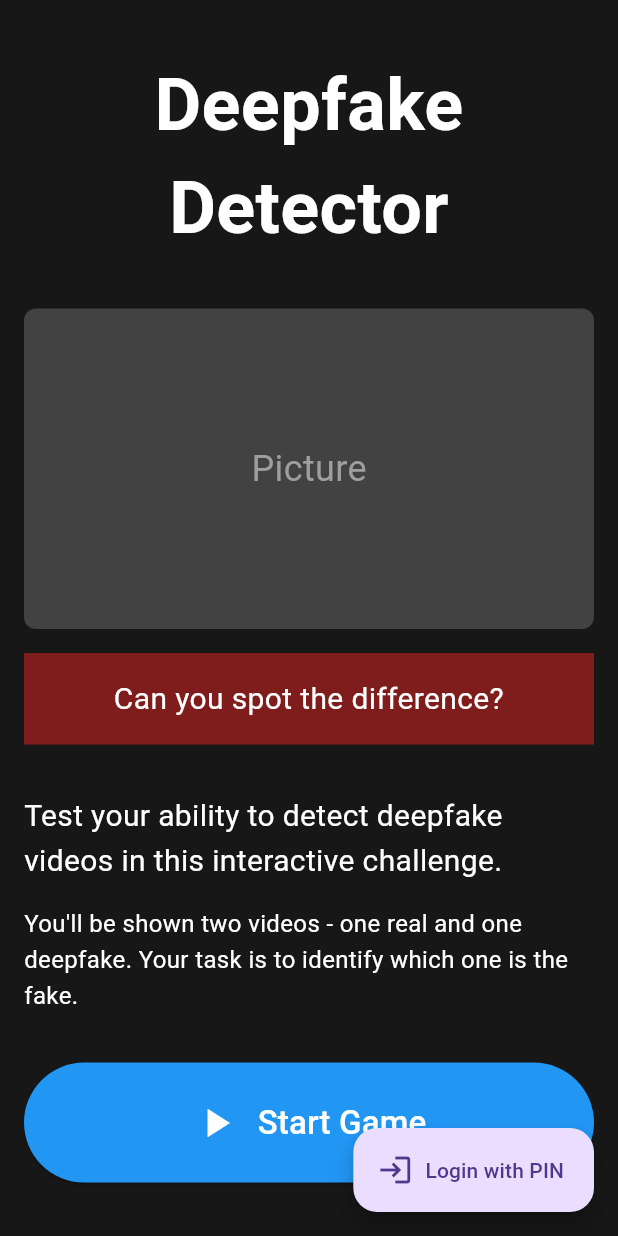
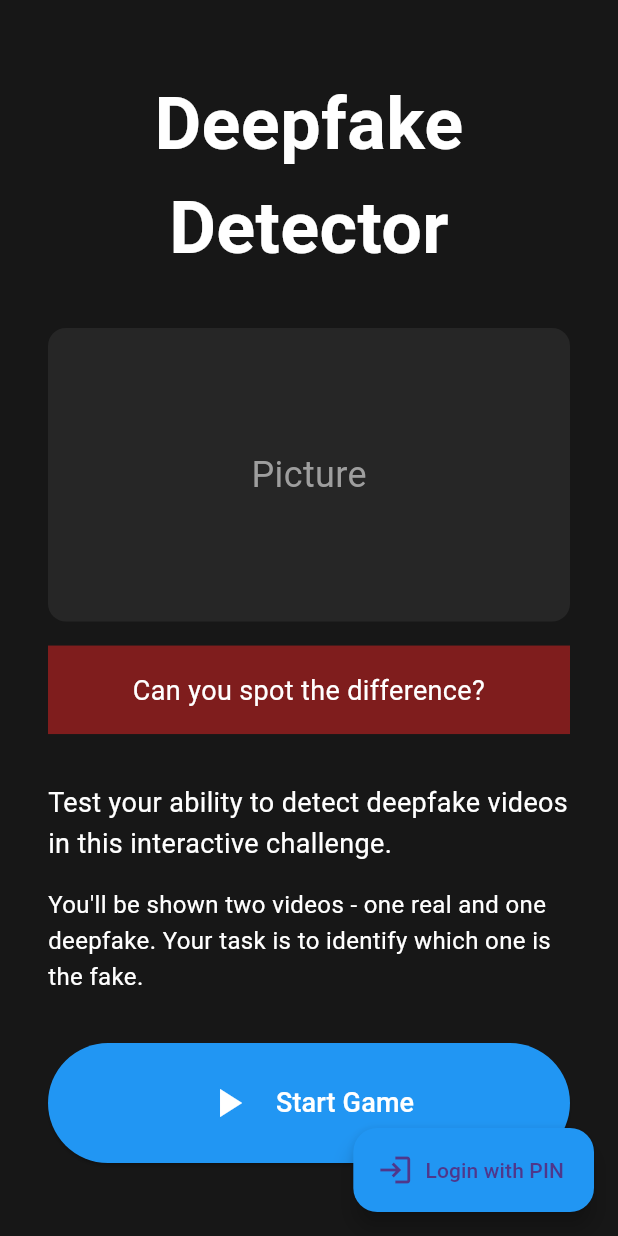
Before and after one commit to ToniHantschmann/deepfake_detector, a Flutter app: the screen it shows after launch, on a phone screen of 412 x 824 dp. Run offline on Flutter 3.47's test engine with Material 3 defaults, Android fonts, the phone set to English and light mode, and no system bars; our stand-ins replace flutter_bloc, hive, hive_flutter, video_player; missing offline and left inert: universal_html; accounts and stored records are empty.

Commit message:
implemented config to intro screen

```diff
--- a/lib/screens/introduction_screen.dart
+++ b/lib/screens/introduction_screen.dart
@@ -1,9 +1,8 @@
 import 'package:flutter/material.dart';
-import 'package:flutter_bloc/flutter_bloc.dart';
 import 'base_game_screen.dart';
-import '../blocs/game/game_bloc.dart';
 import '../blocs/game/game_state.dart';
 import '../blocs/game/game_event.dart';
+import '../config/config.dart';
 
 class IntroductionScreen extends BaseGameScreen {
   const IntroductionScreen({Key? key}) : super(key: key);
@@ -17,16 +16,16 @@ class IntroductionScreen extends BaseGameScreen {
   @override
   Widget buildGameScreen(BuildContext context, GameState state) {
     return Scaffold(
-      backgroundColor: const Color(0xFF171717),
+      backgroundColor: AppConfig.colors.background,
       body: SafeArea(
         child: Center(
           child: SingleChildScrollView(
-            padding: const EdgeInsets.all(16.0),
+            padding: EdgeInsets.all(AppConfig.layout.screenPaddingHorizontal),
             child: Column(
               mainAxisAlignment: MainAxisAlignment.center,
               children: [
                 _buildHeader(),
-                const SizedBox(height: 32),
+                SizedBox(height: AppConfig.layout.spacingXLarge),
                 _buildContent(context),
               ],
             ),
@@ -36,19 +35,16 @@ class IntroductionScreen extends BaseGameScreen {
       floatingActionButton: FloatingActionButton.extended(
         onPressed: () => dispatchGameEvent(context, const ShowLogin()),
         icon: const Icon(Icons.login),
-        label: const Text('Login with PIN'),
+        label: Text(AppConfig.strings.introduction.loginButton),
+        backgroundColor: AppConfig.colors.primary,
       ),
     );
   }
 
   Widget _buildHeader() {
-    return const Text(
-      'Deepfake Detector',
-      style: TextStyle(
-        fontSize: 48,
-        fontWeight: FontWeight.bold,
-        color: Colors.white,
-      ),
+    return Text(
+      AppConfig.strings.introduction.title,
+      style: AppConfig.textStyles.h1,
       textAlign: TextAlign.center,
     );
   }
@@ -56,12 +52,12 @@ class IntroductionScreen extends BaseGameScreen {
   Widget _buildContent(BuildContext context) {
     return LayoutBuilder(
       builder: (context, constraints) {
-        if (constraints.maxWidth > 800) {
+        if (constraints.maxWidth > AppConfig.layout.breakpointTablet) {
           return Row(
             crossAxisAlignment: CrossAxisAlignment.start,
             children: [
               Expanded(child: _buildLeftColumn()),
-              const SizedBox(width: 32),
+              SizedBox(width: AppConfig.layout.spacingXLarge),
               Expanded(child: _buildRightColumn(context)),
             ],
           );
@@ -69,7 +65,7 @@ class IntroductionScreen extends BaseGameScreen {
           return Column(
             children: [
               _buildLeftColumn(),
-              const SizedBox(height: 32),
+              SizedBox(height: AppConfig.layout.spacingXLarge),
               _buildRightColumn(context),
             ],
           );
@@ -82,11 +78,11 @@ class IntroductionScreen extends BaseGameScreen {
     return Column(
       children: [
         AspectRatio(
-          aspectRatio: 16 / 9,
+          aspectRatio: AppConfig.video.minAspectRatio,
           child: Container(
             decoration: BoxDecoration(
-              color: Colors.grey[800],
-              borderRadius: BorderRadius.circular(8),
+              color: AppConfig.colors.backgroundLight,
+              borderRadius: BorderRadius.circular(AppConfig.layout.cardRadius),
             ),
             child: const Center(
               child: Text(
@@ -96,14 +92,17 @@ class IntroductionScreen extends BaseGameScreen {
             ),
           ),
         ),
-        const SizedBox(height: 16),
+        SizedBox(height: AppConfig.layout.spacingMedium),
         Container(
           width: double.infinity,
-          padding: const EdgeInsets.symmetric(vertical: 16),
-          decoration: const BoxDecoration(color: Color(0xFF7F1D1D)),
-          child: const Text(
-            'Can you spot the difference?',
-            style: TextStyle(fontSize: 20, color: Colors.white),
+          padding:
+              EdgeInsets.symmetric(vertical: AppConfig.layout.spacingMedium),
+          decoration: BoxDecoration(
+            color: AppConfig.colors.wrongAnswer,
+          ),
+          child: Text(
+            AppConfig.strings.introduction.challenge,
+            style: AppConfig.textStyles.bodyLarge,
             textAlign: TextAlign.center,
           ),
         ),
@@ -115,24 +114,16 @@ class IntroductionScreen extends BaseGameScreen {
     return Column(
       crossAxisAlignment: CrossAxisAlignment.start,
       children: [
-        const Text(
-          'Test your ability to detect deepfake videos in this interactive challenge.',
-          style: TextStyle(
-            fontSize: 20,
-            color: Colors.white,
-            height: 1.5,
-          ),
+        Text(
+          AppConfig.strings.introduction.subtitle,
+          style: AppConfig.textStyles.bodyLarge,
         ),
-        const SizedBox(height: 16),
-        const Text(
-          "You'll be shown two videos - one real and one deepfake. Your task is to identify which one is the fake.",
-          style: TextStyle(
-            fontSize: 16,
-            color: Colors.white,
-            height: 1.5,
-          ),
+        SizedBox(height: AppConfig.layout.spacingMedium),
+        Text(
+          AppConfig.strings.introduction.description,
+          style: AppConfig.textStyles.bodyMedium,
         ),
-        const SizedBox(height: 32),
+        SizedBox(height: AppConfig.layout.spacingXLarge),
         _buildQuickStartButton(context),
       ],
     );
@@ -146,23 +137,20 @@ class IntroductionScreen extends BaseGameScreen {
         child: ElevatedButton(
           onPressed: () => dispatchGameEvent(context, const QuickStartGame()),
           style: ElevatedButton.styleFrom(
-            backgroundColor: Colors.blue,
+            backgroundColor: AppConfig.colors.primary,
             shape: RoundedRectangleBorder(
               borderRadius: BorderRadius.circular(40),
             ),
           ),
-          child: const Row(
+          child: Row(
             mainAxisAlignment: MainAxisAlignment.center,
             children: [
-              Icon(Icons.play_arrow, color: Colors.white, size: 32),
-              SizedBox(width: 12),
+              Icon(Icons.play_arrow,
+                  color: AppConfig.colors.textPrimary, size: 32),
+              SizedBox(width: AppConfig.layout.spacingMedium),
               Text(
-                'Start Game',
-                style: TextStyle(
-                  fontSize: 22,
-                  color: Colors.white,
-                  fontWeight: FontWeight.w500,
-                ),
+                AppConfig.strings.introduction.startButton,
+                style: AppConfig.textStyles.buttonLarge,
               ),
             ],
           ),
```
